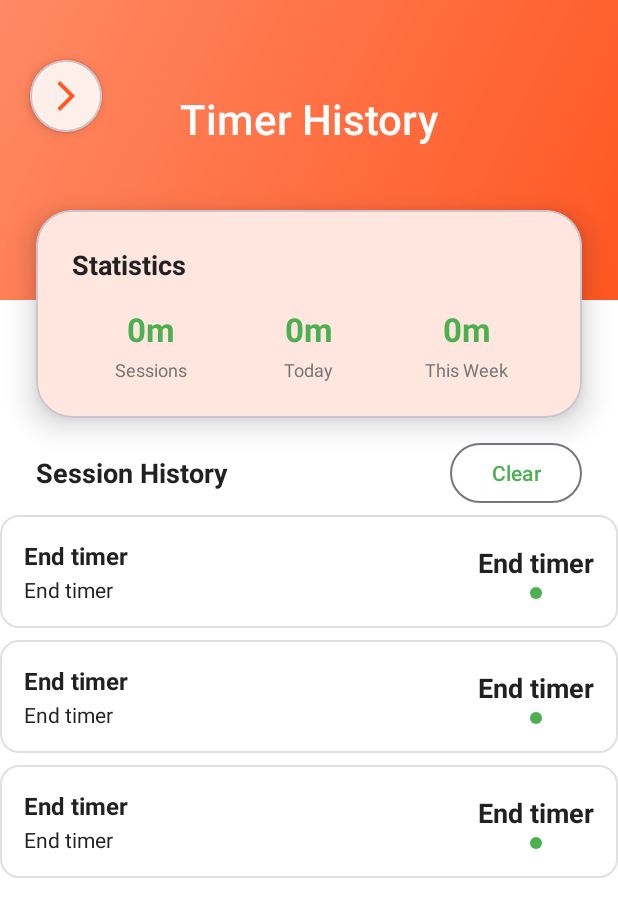
After one commit to Reynem/TameMind, an Android app: the layout activity_history.xml on its own in the app's theme, with its tools: preview values and no code run, on a phone screen of 412 x 824 dp. The commit adds this screen. Shown: the top 917 px of the screen. Run offline under Robolectric (Android 15) with nearby library versions, the phone set to English and light mode, and no system bars; Roboto replaces fonts that are not available here.

Commit message:
resources for history

```diff
--- /dev/null
+++ b/app/src/main/res/drawable/button_outline.xml
@@ -0,0 +1,8 @@
+<?xml version="1.0" encoding="utf-8"?>
+<shape xmlns:android="http://schemas.android.com/apk/res/android">
+    <solid android:color="@android:color/transparent" />
+    <corners android:radius="20dp" />
+    <stroke
+        android:width="1dp"
+        android:color="@color/primary_color" />
+</shape>
--- /dev/null
+++ b/app/src/main/res/drawable/card_background.xml
@@ -0,0 +1,8 @@
+<?xml version="1.0" encoding="utf-8"?>
+<shape xmlns:android="http://schemas.android.com/apk/res/android">
+    <solid android:color="@color/card_background" />
+    <corners android:radius="12dp" />
+    <stroke
+        android:width="1dp"
+        android:color="@color/card_border" />
+</shape>
--- /dev/null
+++ b/app/src/main/res/drawable/circle_success.xml
@@ -0,0 +1,5 @@
+<?xml version="1.0" encoding="utf-8"?>
+<shape xmlns:android="http://schemas.android.com/apk/res/android"
+    android:shape="oval">
+    <solid android:color="@color/success_color" />
+</shape>
--- a/app/src/main/res/drawable/farm_icon.xml
+++ b/app/src/main/res/drawable/farm_icon.xml
@@ -1,6 +1,6 @@
 <vector xmlns:android="http://schemas.android.com/apk/res/android"
-    android:width="800dp"
-    android:height="800dp"
+    android:width="200dp"
+    android:height="200dp"
     android:viewportWidth="32"
     android:viewportHeight="32">
   <path
--- /dev/null
+++ b/app/src/main/res/drawable/ic_history.xml
@@ -0,0 +1,10 @@
+<vector xmlns:android="http://schemas.android.com/apk/res/android"
+    android:width="24dp"
+    android:height="24dp"
+    android:viewportWidth="24"
+    android:viewportHeight="24"
+    android:tint="?attr/colorOnSurface">
+  <path
+      android:fillColor="@android:color/white"
+      android:pathData="M13,3c-4.97,0 -9,4.03 -9,9L1,12l3.89,3.89 0.07,0.14L9,12L6,12c0,-3.87 3.13,-7 7,-7s7,3.13 7,7 -3.13,7 -7,7c-1.93,0 -3.68,-0.79 -4.94,-2.06l-1.42,1.42C8.27,19.99 10.51,21 13,21c4.97,0 9,-4.03 9,-9s-4.03,-9 -9,-9zM12,8v5l4.28,2.54 0.72,-1.21 -3.5,-2.08L13.5,8L12,8z"/>
+</vector>
--- a/app/src/main/res/drawable/ic_timer.xml
+++ /dev/null
@@ -1,7 +0,0 @@
-<vector xmlns:android="http://schemas.android.com/apk/res/android" android:height="24dp" android:tint="#000000" android:viewportHeight="24" android:viewportWidth="24" android:width="24dp">
-
-    <path android:fillColor="@android:color/white" android:pathData="M11.99,2C6.47,2 2,6.48 2,12s4.47,10 9.99,10C17.52,22 22,17.52 22,12S17.52,2 11.99,2zM12,20c-4.42,0 -8,-3.58 -8,-8s3.58,-8 8,-8 8,3.58 8,8 -3.58,8 -8,8z"/>
-
-    <path android:fillColor="@android:color/white" android:pathData="M12.5,7H11v6l5.25,3.15 0.75,-1.23 -4.5,-2.67z"/>
-
-</vector>
--- /dev/null
+++ b/app/src/main/res/layout/activity_history.xml
@@ -0,0 +1,243 @@
+<?xml version="1.0" encoding="utf-8"?>
+<androidx.drawerlayout.widget.DrawerLayout xmlns:android="http://schemas.android.com/apk/res/android"
+    xmlns:app="http://schemas.android.com/apk/res-auto"
+    xmlns:tools="http://schemas.android.com/tools"
+    android:id="@+id/drawerLayout"
+    android:layout_width="match_parent"
+    android:layout_height="match_parent"
+    tools:context=".history.HistoryActivity">
+
+    <ScrollView
+        android:layout_width="match_parent"
+        android:layout_height="match_parent"
+        android:fillViewport="true">
+
+        <androidx.constraintlayout.widget.ConstraintLayout
+            android:id="@+id/main"
+            android:layout_width="match_parent"
+            android:layout_height="wrap_content"
+            android:background="?attr/colorSurface">
+
+            <View
+                android:id="@+id/topBackground"
+                android:layout_width="0dp"
+                android:layout_height="200dp"
+                android:background="@drawable/gradient_background"
+                app:layout_constraintEnd_toEndOf="parent"
+                app:layout_constraintStart_toStartOf="parent"
+                app:layout_constraintTop_toTopOf="parent" />
+
+            <com.google.android.material.card.MaterialCardView
+                android:id="@+id/navCard"
+                android:layout_width="48dp"
+                android:layout_height="48dp"
+                android:layout_marginStart="20dp"
+                android:layout_marginTop="40dp"
+                app:cardCornerRadius="24dp"
+                app:cardElevation="4dp"
+                app:cardBackgroundColor="@color/white"
+                app:layout_constraintStart_toStartOf="parent"
+                app:layout_constraintTop_toTopOf="parent">
+
+                <ImageView
+                    android:id="@+id/openNav"
+                    android:layout_width="24dp"
+                    android:layout_height="24dp"
+                    android:layout_gravity="center"
+                    android:contentDescription="@string/open_menu"
+                    android:src="@drawable/sharp_arrow_forward_ios_24"
+                    app:tint="@color/primary_red" />
+            </com.google.android.material.card.MaterialCardView>
+
+            <TextView
+                android:id="@+id/headerTitle"
+                android:layout_width="wrap_content"
+                android:layout_height="wrap_content"
+                android:layout_marginTop="60dp"
+                android:text="@string/timer_history"
+                android:textColor="@color/white"
+                android:textSize="28sp"
+                android:textStyle="bold"
+                android:fontFamily="sans-serif-light"
+                app:layout_constraintEnd_toEndOf="parent"
+                app:layout_constraintStart_toStartOf="parent"
+                app:layout_constraintTop_toTopOf="parent" />
+
+            <com.google.android.material.card.MaterialCardView
+                android:id="@+id/statsCard"
+                android:layout_width="0dp"
+                android:layout_height="wrap_content"
+                android:layout_marginHorizontal="24dp"
+                android:layout_marginTop="140dp"
+                app:cardCornerRadius="24dp"
+                app:cardElevation="12dp"
+                app:cardBackgroundColor="?attr/colorSurface"
+                app:layout_constraintEnd_toEndOf="parent"
+                app:layout_constraintStart_toStartOf="parent"
+                app:layout_constraintTop_toTopOf="parent">
+
+                <LinearLayout
+                    android:layout_width="match_parent"
+                    android:layout_height="wrap_content"
+                    android:orientation="vertical"
+                    android:padding="24dp">
+
+                    <TextView
+                        android:layout_width="wrap_content"
+                        android:layout_height="wrap_content"
+                        android:layout_marginBottom="16dp"
+                        android:text="@string/statistics"
+                        android:textColor="?attr/colorOnSurface"
+                        android:textSize="18sp"
+                        android:textStyle="bold" />
+
+                    <LinearLayout
+                        android:layout_width="match_parent"
+                        android:layout_height="wrap_content"
+                        android:baselineAligned="false"
+                        android:orientation="horizontal"
+                        android:weightSum="3">
+
+                        <LinearLayout
+                            android:layout_width="0dp"
+                            android:layout_height="wrap_content"
+                            android:layout_weight="1"
+                            android:gravity="center"
+                            android:orientation="vertical">
+
+                            <TextView
+                                android:id="@+id/totalSessions"
+                                android:layout_width="wrap_content"
+                                android:layout_height="wrap_content"
+                                android:text="@string/_0m"
+                                android:textColor="@color/primary_color"
+                                android:textSize="22sp"
+                                android:textStyle="bold" />
+
+                            <TextView
+                                android:layout_width="wrap_content"
+                                android:layout_height="wrap_content"
+                                android:layout_marginTop="4dp"
+                                android:text="@string/total_sessions_label"
+                                android:textColor="?attr/colorOnSurfaceVariant"
+                                android:textSize="12sp" />
+
+                        </LinearLayout>
+
+                        <LinearLayout
+                            android:layout_width="0dp"
+                            android:layout_height="wrap_content"
+                            android:layout_weight="1"
+                            android:gravity="center"
+                            android:orientation="vertical">
+
+                            <TextView
+                                android:id="@+id/todayMinutes"
+                                android:layout_width="wrap_content"
+                                android:layout_height="wrap_content"
+                                android:text="@string/_0m"
+                                android:textColor="@color/primary_color"
+                                android:textSize="22sp"
+                                android:textStyle="bold" />
+
+                            <TextView
+                                android:layout_width="wrap_content"
+                                android:layout_height="wrap_content"
+                                android:layout_marginTop="4dp"
+                                android:text="@string/today"
+                                android:textColor="?attr/colorOnSurfaceVariant"
+                                android:textSize="12sp" />
+
+                        </LinearLayout>
+
+                        <LinearLayout
+                            android:layout_width="0dp"
+                            android:layout_height="wrap_content"
+                            android:layout_weight="1"
+                            android:gravity="center"
+                            android:orientation="vertical">
+
+                            <TextView
+                                android:id="@+id/weekMinutes"
+                                android:layout_width="wrap_content"
+                                android:layout_height="wrap_content"
+                                android:text="@string/_0m"
+                                android:textColor="@color/primary_color"
+                                android:textSize="22sp"
+                                android:textStyle="bold" />
+
+                            <TextView
+                                android:layout_width="wrap_content"
+                                android:layout_height="wrap_content"
+                                android:layout_marginTop="4dp"
+                                android:text="@string/this_week"
+                                android:textColor="?attr/colorOnSurfaceVariant"
+                                android:textSize="12sp" />
+
+                        </LinearLayout>
+                    </LinearLayout>
+                </LinearLayout>
+            </com.google.android.material.card.MaterialCardView>
+
+            <TextView
+                android:id="@+id/historyListTitle"
+                android:layout_width="wrap_content"
+                android:layout_height="wrap_content"
+                android:layout_marginStart="24dp"
+                android:layout_marginTop="24dp"
+                android:text="@string/session_history"
+                android:textColor="?attr/colorOnSurface"
+                android:textSize="18sp"
+                android:textStyle="bold"
+                app:layout_constraintStart_toStartOf="parent"
+                app:layout_constraintTop_toBottomOf="@+id/statsCard" />
+
+            <com.google.android.material.button.MaterialButton
+                android:id="@+id/clearHistoryButton"
+                style="?attr/materialButtonOutlinedStyle"
+                android:layout_width="wrap_content"
+                android:layout_height="wrap_content"
+                android:layout_marginEnd="24dp"
+                android:text="@string/clear"
+                android:textColor="@color/primary_color"
+                app:layout_constraintBottom_toBottomOf="@+id/historyListTitle"
+                app:layout_constraintEnd_toEndOf="parent"
+                app:layout_constraintTop_toTopOf="@+id/historyListTitle" />
+
+            <androidx.recyclerview.widget.RecyclerView
+                android:id="@+id/historyRecyclerView"
+                android:layout_width="0dp"
+                android:layout_height="wrap_content"
+                android:layout_marginTop="16dp"
+                android:nestedScrollingEnabled="false"
+                app:layout_constraintEnd_toEndOf="parent"
+                app:layout_constraintStart_toStartOf="parent"
+                app:layout_constraintTop_toBottomOf="@+id/historyListTitle"
+                tools:listitem="@layout/item_session_history" /> <TextView
+            android:id="@+id/emptyStateText"
+            android:layout_width="0dp"
+            android:layout_height="wrap_content"
+            android:gravity="center"
+            android:padding="32dp"
+            android:text="@string/no_sessions_yet"
+            android:textColor="?attr/colorOnSurfaceVariant"
+            android:textSize="16sp"
+            android:visibility="gone"
+            app:layout_constraintEnd_toEndOf="parent"
+            app:layout_constraintStart_toStartOf="parent"
+            app:layout_constraintTop_toBottomOf="@+id/historyListTitle" />
+
+        </androidx.constraintlayout.widget.ConstraintLayout>
+
+    </ScrollView>
+
+    <com.google.android.material.navigation.NavigationView
+        android:id="@+id/navigationMenu"
+        android:layout_width="wrap_content"
+        android:layout_height="match_parent"
+        android:layout_gravity="start"
+        android:fitsSystemWindows="true"
+        app:headerLayout="@layout/nav_header"
+        app:menu="@menu/nav_menu" />
+
+</androidx.drawerlayout.widget.DrawerLayout>
--- /dev/null
+++ b/app/src/main/res/layout/item_session_history.xml
@@ -0,0 +1,71 @@
+<?xml version="1.0" encoding="utf-8"?>
+<LinearLayout xmlns:android="http://schemas.android.com/apk/res/android"
+    xmlns:tools="http://schemas.android.com/tools"
+    android:layout_width="match_parent"
+    android:layout_height="wrap_content"
+    android:orientation="vertical"
+    android:background="@drawable/card_background"
+    android:padding="16dp"
+    android:layout_marginBottom="8dp">
+
+    <LinearLayout
+        android:layout_width="match_parent"
+        android:layout_height="wrap_content"
+        android:orientation="horizontal"
+        android:baselineAligned="false"
+        android:gravity="center_vertical"
+        tools:ignore="UselessParent">
+
+        <LinearLayout
+            android:layout_width="0dp"
+            android:layout_height="wrap_content"
+            android:layout_weight="1"
+            android:orientation="vertical">
+
+            <TextView
+                android:id="@+id/sessionDate"
+                android:layout_width="wrap_content"
+                android:layout_height="wrap_content"
+                android:text="@string/end_timer"
+                android:textSize="16sp"
+                android:textStyle="bold"
+                android:textColor="@color/text_primary_light" />
+
+            <TextView
+                android:id="@+id/sessionTime"
+                android:layout_width="wrap_content"
+                android:layout_height="wrap_content"
+                android:text="@string/end_timer"
+                android:textSize="14sp"
+                android:textColor="@color/text_primary_light"
+                android:layout_marginTop="2dp" />
+
+        </LinearLayout>
+
+        <LinearLayout
+            android:layout_width="wrap_content"
+            android:layout_height="wrap_content"
+            android:orientation="vertical"
+            android:gravity="end">
+
+            <TextView
+                android:id="@+id/sessionDuration"
+                android:layout_width="wrap_content"
+                android:layout_height="wrap_content"
+                android:text="@string/end_timer"
+                android:textSize="18sp"
+                android:textStyle="bold"
+                android:textColor="@color/text_primary_light" />
+
+            <View
+                android:layout_width="8dp"
+                android:layout_height="8dp"
+                android:background="@drawable/circle_success"
+                android:layout_gravity="center"
+                android:layout_marginTop="4dp" />
+
+        </LinearLayout>
+
+    </LinearLayout>
+
+</LinearLayout>
--- a/app/src/main/res/menu/nav_menu.xml
+++ b/app/src/main/res/menu/nav_menu.xml
@@ -8,6 +8,11 @@
             android:id="@+id/nav_home"
             android:icon="@drawable/home_icon"
             android:title="@string/mainMenu" />
+
+        <item
+            android:id="@+id/nav_history"
+            android:icon="@drawable/ic_history"
+            android:title="@string/nav_history" />
 
         <item
             android:id="@+id/nav_settings"
--- a/app/src/main/res/values/colors.xml
+++ b/app/src/main/res/values/colors.xml
@@ -46,6 +46,13 @@
     <color name="warning_amber">#FFC107</color>
     <color name="error_red">#F44336</color>
 
+    <color name="secondary_text">#666666</color>
+    <color name="primary_color">#4CAF50</color>
+    <color name="card_background">#FFFFFF</color>
+    <color name="card_border">#E0E0E0</color>
+    <color name="success_color">#4CAF50</color>
+    <color name="background_color">#F5F5F5</color>
+
 
     <color name="md_theme_light_primary">#6750A4</color>
     <color name="md_theme_light_onPrimary">#FFFFFF</color>
--- a/app/src/main/res/values/strings.xml
+++ b/app/src/main/res/values/strings.xml
@@ -95,5 +95,20 @@
     <string name="incorrect_pin">Incorrect PIN</string>
     <string name="pin_is_established">PIN established</string>
 
+    <string name="timer_history">Timer History</string>
+    <string name="statistics">Statistics</string>
+    <string name="total_sessions">%d</string>
+    <string name="total_sessions_label">Sessions</string>
+    <string name="today">Today</string>
+    <string name="this_week">This Week</string>
+    <string name="session_history">Session History</string>
+    <string name="clear">Clear</string>
+    <string name="clear_history">Clear History</string>
+    <string name="clear_history_confirmation">Are you sure you want to clear all session history? This action cannot be undone.</string>
+    <string name="cancel">Cancel</string>
+    <string name="no_sessions_yet">No completed sessions yet.\nStart a timer and complete it to see your history!</string>
+    <string name="open_menu">Open menu</string>
+    <string name="nav_history">History</string>
+    <string name="_0m" translatable="false">0m</string>
 
 </resources>
```
Also changed, not shown: app/src/main/res/layout/activity_main.xml (+0 -8 lines), 1 other file.
